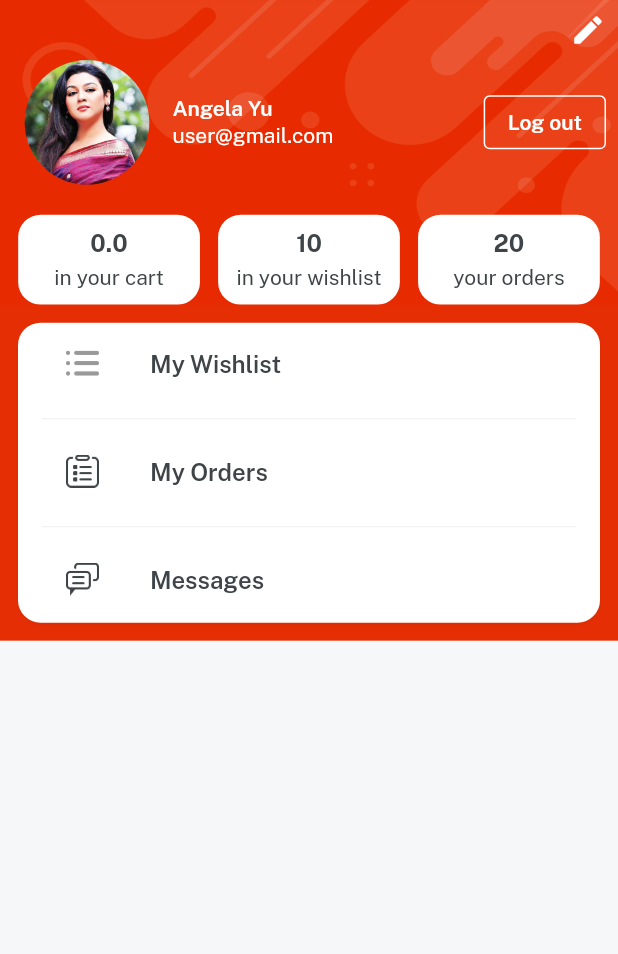
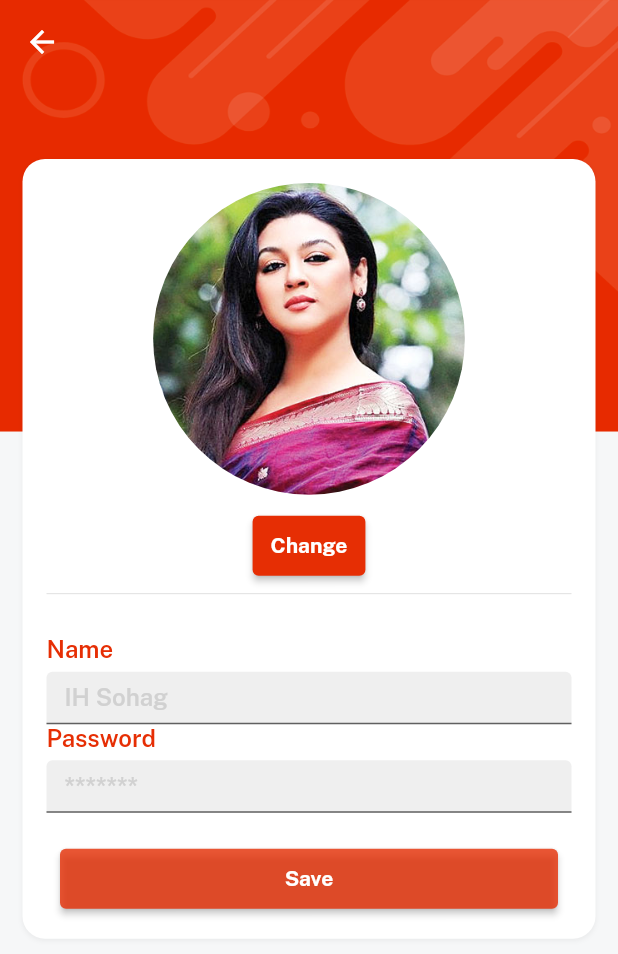
Before and after one commit to Sohag-84/E-MART-App, a Flutter app: the ProfileScreen screen opened directly, after a tap on the "edit" icon, on a phone screen of 412 x 824 dp. Shown: the top 954 px of the screen. Run offline on Flutter 3.47's test engine with Material 2 defaults, Android fonts, the phone set to English and light mode, and no system bars; our stand-ins replace cloud_firestore, firebase_auth, firebase_core, firebase_storage, fluttertoast, get and 2 more; accounts and stored records are empty.

Commit message:
show user selected image

```diff
--- /dev/null
+++ b/lib/controller/profile_controller.dart
@@ -0,0 +1,24 @@
+import 'package:e_mart_app/consts/consts.dart';
+import 'package:flutter/services.dart';
+import 'package:fluttertoast/fluttertoast.dart';
+import 'package:image_picker/image_picker.dart';
+
+class ProfileController extends GetxController {
+  var profileImagePath = "".obs;
+
+  changeImage() async {
+    try {
+      final img = await ImagePicker().pickImage(
+        source: ImageSource.gallery,
+        imageQuality: 70,
+      );
+      if (img == null) {
+        return;
+      } else {
+        profileImagePath.value = img.path;
+      }
+    } on PlatformException catch (e) {
+      Fluttertoast.showToast(msg: e.message.toString());
+    }
+  }
+}
--- /dev/null
+++ b/lib/views/screens/profile_screen/edit_profile_screen.dart
@@ -0,0 +1,96 @@
+// ignore_for_file: prefer_const_constructors, unused_field
+
+import 'dart:io';
+
+import 'package:e_mart_app/consts/consts.dart';
+import 'package:e_mart_app/controller/profile_controller.dart';
+
+class EditProfileScreen extends StatefulWidget {
+  const EditProfileScreen({Key? key}) : super(key: key);
+
+  @override
+  State<EditProfileScreen> createState() => _EditProfileScreenState();
+}
+
+class _EditProfileScreenState extends State<EditProfileScreen> {
+  final _nameController = TextEditingController();
+  final _passwordController = TextEditingController();
+
+  final profileController = Get.put(ProfileController());
+
+  @override
+  void dispose() {
+    super.dispose();
+    _nameController.dispose();
+    _passwordController.dispose();
+  }
+
+  @override
+  Widget build(BuildContext context) {
+    return bgWidget(
+      child: Scaffold(
+        appBar: AppBar(),
+        body: Obx(
+           () {
+            return Column(
+              mainAxisSize: MainAxisSize.min,
+              children: [
+                profileController.profileImagePath.isEmpty
+                    ? Image.asset(
+                        imgProfile2,
+                        width: 250,
+                        fit: BoxFit.cover,
+                      ).box.roundedFull.clip(Clip.antiAlias).make()
+                    : Image.file(
+                        File(profileController.profileImagePath.value),
+                        width: 250,
+                        fit: BoxFit.cover,
+                      ).box.roundedFull.clip(Clip.antiAlias).make(),
+                10.heightBox,
+                customButton(
+                  isLoading: false,
+                  onPressed: () {
+                    profileController.changeImage();
+                  },
+                  bgColor: redColor,
+                  textColor: whiteColor,
+                  title: "Change",
+                ),
+                const Divider(),
+                20.heightBox,
+                customTextField(
+                  title: name,
+                  hintText: nameHint,
+                  controller: _nameController,
+                ),
+                customTextField(
+                  title: password,
+                  hintText: passwordHint,
+                  controller: _passwordController,
+                ),
+                20.heightBox,
+                SizedBox(
+                  width: context.screenWidth - 80,
+                  child: customButton(
+                    isLoading: false,
+                    onPressed: () {},
+                    bgColor: redColor.withOpacity(.80),
+                    textColor: whiteColor,
+                    title: "Save",
+                  ),
+                )
+              ],
+            )
+                .box
+                .white
+                .rounded
+                .shadowSm
+                .p16
+                .margin(EdgeInsets.only(top: 50, left: 15, right: 15))
+                .make();
+          }
+        ),
+      ),
+    );
+  }
+}
--- a/lib/views/screens/profile_screen/profile_screen.dart
+++ b/lib/views/screens/profile_screen/profile_screen.dart
@@ -4,6 +4,7 @@ import 'package:e_mart_app/consts/consts.dart';
 import 'package:e_mart_app/consts/list.dart';
 import 'package:e_mart_app/controller/auth_controller.dart';
 import 'package:e_mart_app/views/screens/profile_screen/components/details_card.dart';
+import 'package:e_mart_app/views/screens/profile_screen/edit_profile_screen.dart';
 
 class ProfileScreen extends StatelessWidget {
   const ProfileScreen({Key? key}) : super(key: key);
@@ -24,7 +25,9 @@ class ProfileScreen extends StatelessWidget {
                     Icons.edit,
                     color: whiteColor,
                   ),
-                ).onTap(() {}),
+                ).onTap(() {
+                  Get.to(() => EditProfileScreen());
+                }),
               ),
 
               //user details section
--- a/pubspec.yaml
+++ b/pubspec.yaml
@@ -39,6 +39,7 @@ dependencies:
   firebase_auth: ^4.1.3
   firebase_storage: ^11.0.6
   cloud_firestore: ^4.1.0
+  image_picker: ^0.8.6
 
 dev_dependencies:
   flutter_test:
```
Also changed, not shown: pubspec.lock.
